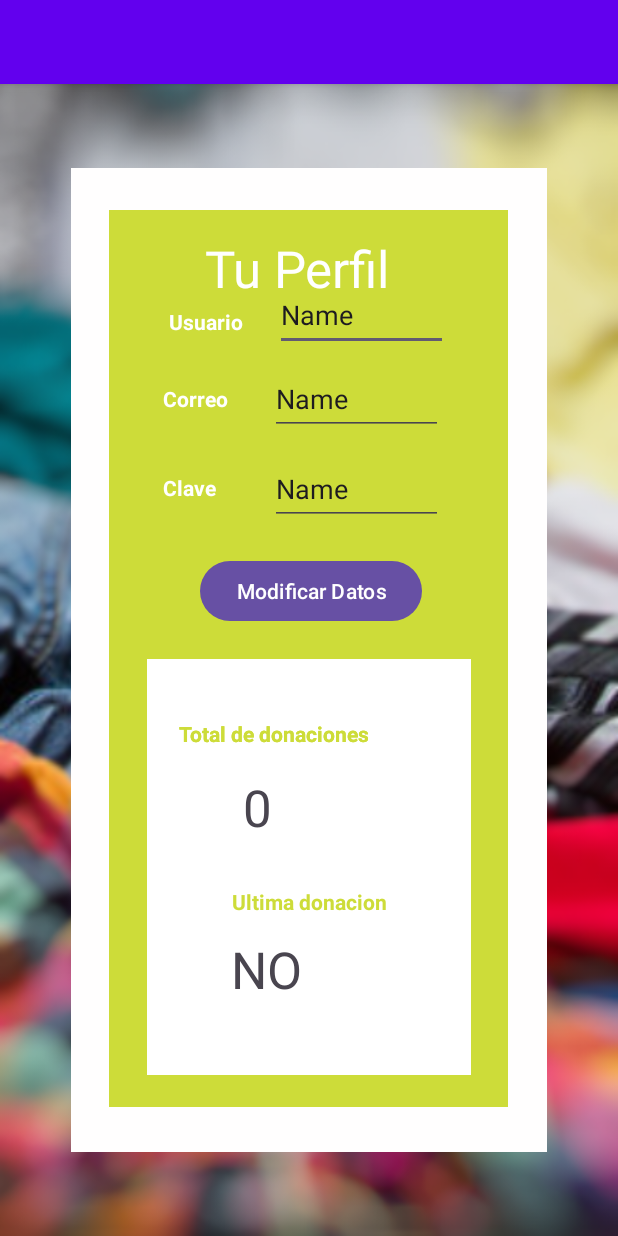
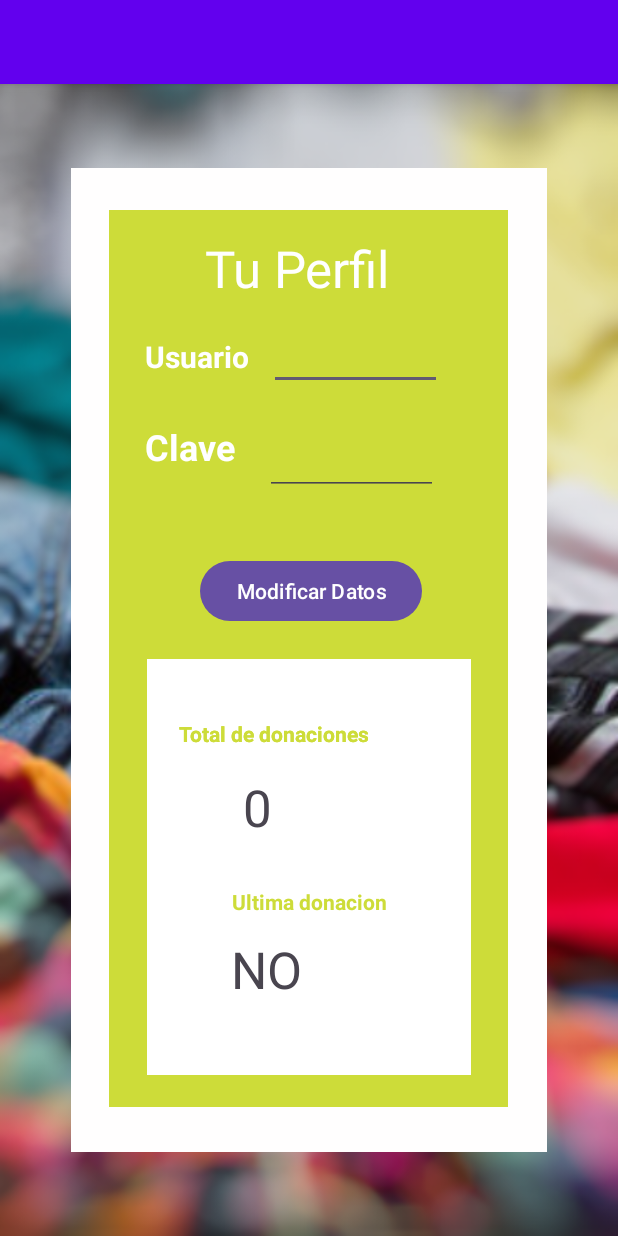
Before and after one commit to MrBrownie1/SOA-R, an Android app: the perfilUsuario screen opened directly, with no data from a screen before it, on a phone screen of 412 x 824 dp. Run offline under Robolectric (Android 15) with nearby library versions, the phone set to English and light mode, and no system bars; our stand-ins replace Firebase (no records; nobody signed in at launch, a user with empty details on screens opened directly).

Commit message:
perfilrelativo

```diff
--- a/app/src/main/AndroidManifest.xml
+++ b/app/src/main/AndroidManifest.xml
@@ -2,7 +2,8 @@
 <manifest xmlns:android="http://schemas.android.com/apk/res/android"
     xmlns:tools="http://schemas.android.com/tools"
     package="com.example.soa_r">
-
+    <uses-permission android:name="android.permission.INTERNET"/>
+    <uses-permission android:name="android.permission.ACCESS_NETWORK_STATE"/>
     <uses-permission android:name="android.permission.INTERNET" />
 
     <application
--- a/app/src/main/java/com/example/soa_r/MainActivity.java
+++ b/app/src/main/java/com/example/soa_r/MainActivity.java
@@ -83,7 +83,7 @@ public class MainActivity extends AppCompatActivity {
         super.onStart();
         FirebaseUser usuario = autenticacion.getCurrentUser();
         if (usuario != null){
-            startActivity(new Intent(MainActivity.this, pantallaP.class));
+            startActivity(new Intent(MainActivity.this, perfilUsuario.class));
             finish();
         }
     }*/
--- a/app/src/main/java/com/example/soa_r/perfilUsuario.java
+++ b/app/src/main/java/com/example/soa_r/perfilUsuario.java
@@ -1,14 +1,104 @@
 package com.example.soa_r;
 
+import androidx.annotation.NonNull;
 import androidx.appcompat.app.AppCompatActivity;
 
 import android.os.Bundle;
+import android.view.View;
+import android.widget.Button;
+import android.widget.EditText;
+import android.widget.Toast;
+
+import com.google.android.gms.tasks.OnFailureListener;
+import com.google.android.gms.tasks.OnSuccessListener;
+import com.google.firebase.auth.FirebaseAuth;
+import com.google.firebase.firestore.DocumentSnapshot;
+import com.google.firebase.firestore.FirebaseFirestore;
+
+import java.util.HashMap;
+import java.util.Map;
 
 public class perfilUsuario extends AppCompatActivity {
-
+    Button btnU;
+    EditText contraseña,nombre;
+    FirebaseAuth mAuth;
+    private FirebaseFirestore firebaseFirestore;
+    String id = FirebaseAuth.getInstance().getUid();
     @Override
     protected void onCreate(Bundle savedInstanceState) {
         super.onCreate(savedInstanceState);
         setContentView(R.layout.activity_perfil_usuario);
+
+        firebaseFirestore = FirebaseFirestore.getInstance();
+
+
+
+        Toast.makeText(this, id, Toast.LENGTH_SHORT).show();
+
+
+                nombre=findViewById(R.id.txtUsuario);
+                contraseña=findViewById(R.id.txtClave);
+                btnU = findViewById(R.id.btnUpdate);
+
+
+                btnU.setOnClickListener(new View.OnClickListener() {
+                    @Override
+                    public void onClick(View view) {
+                        String name = nombre.getText().toString().trim();
+                        String pswUp = contraseña.getText().toString().trim();
+
+                        if (name.isEmpty()  && pswUp.isEmpty()){
+                            Toast.makeText(getApplicationContext(), "Ingresar los datos", Toast.LENGTH_LONG).show();
+                        }else{
+                            updateUser(name,pswUp,id);
+                        }
+
+                    }
+                });
+            }
+
+            private void updateUser(String name, String pswUp, String id) {
+                Map<String, Object> map = new HashMap<>();
+                map.put("name", name);
+                map.put("password", pswUp);
+
+                firebaseFirestore.collection("user").document(id).update(map).addOnSuccessListener(new OnSuccessListener<Void>() {
+                    @Override
+                    public void onSuccess(Void unused) {
+                        Toast.makeText(getApplicationContext(), "Actualizado correctamente", Toast.LENGTH_LONG).show();
+
+                    }
+                }).addOnFailureListener(new OnFailureListener() {
+                    @Override
+                    public void onFailure(@NonNull Exception e) {
+                        Toast.makeText(getApplicationContext(), "Error al actualizar", Toast.LENGTH_LONG).show();
+                    }
+                });
+            }
+
+            private void getUser(String id){
+                firebaseFirestore.collection("user").document(id).get().addOnSuccessListener(new OnSuccessListener<DocumentSnapshot>() {
+                    @Override
+                    public void onSuccess(DocumentSnapshot documentSnapshot) {
+                        String nameU = documentSnapshot.getString("name");
+                        String pswUR = documentSnapshot.getString("password");
+
+                        nombre.setText(nameU);
+                        contraseña.setText(pswUR);
+
+                    }
+                }).addOnFailureListener(new OnFailureListener() {
+                    @Override
+                    public void onFailure(@NonNull Exception e) {
+                        Toast.makeText(getApplicationContext(), "Error al obtener datos", Toast.LENGTH_LONG).show();
+                    }
+                });
+
+            }
+
+    @Override
+    protected void onStart() {
+        super.onStart();
+        getUser(id);
     }
 }
--- a/app/src/main/res/layout/activity_perfil_usuario.xml
+++ b/app/src/main/res/layout/activity_perfil_usuario.xml
@@ -43,79 +43,57 @@
                 app:layout_constraintTop_toTopOf="parent" />
 
             <EditText
-                android:id="@+id/editTextTextPersonName"
+                android:id="@+id/txtUsuario"
                 android:layout_width="115dp"
                 android:layout_height="48dp"
-                android:layout_marginEnd="40dp"
-                android:layout_marginBottom="8dp"
+                android:layout_marginTop="72dp"
+                android:layout_marginEnd="44dp"
                 android:ems="10"
                 android:inputType="textPersonName"
                 android:text="Name"
-                app:layout_constraintBottom_toTopOf="@+id/editTextTextPersonName2"
-                app:layout_constraintEnd_toEndOf="parent" />
+                app:layout_constraintEnd_toEndOf="parent"
+                app:layout_constraintTop_toTopOf="parent" />
 
             <EditText
-                android:id="@+id/editTextTextPersonName2"
+                android:id="@+id/txtClave"
                 android:layout_width="115dp"
                 android:layout_height="48dp"
-                android:layout_marginStart="28dp"
-                android:layout_marginBottom="12dp"
+                android:layout_marginStart="20dp"
+                android:layout_marginBottom="40dp"
                 android:ems="10"
                 android:inputType="textPersonName"
                 android:text="Name"
-                app:layout_constraintBottom_toTopOf="@+id/editTextTextPersonName3"
-                app:layout_constraintStart_toEndOf="@+id/textView11" />
-
-            <EditText
-                android:id="@+id/editTextTextPersonName3"
-                android:layout_width="115dp"
-                android:layout_height="48dp"
-                android:layout_marginStart="36dp"
-                android:layout_marginBottom="20dp"
-                android:ems="10"
-                android:inputType="textPersonName"
-                android:text="Name"
-                app:layout_constraintBottom_toTopOf="@+id/button"
+                app:layout_constraintBottom_toTopOf="@+id/btnUpdate"
                 app:layout_constraintStart_toEndOf="@+id/textView12" />
 
             <TextView
                 android:id="@+id/textView10"
                 android:layout_width="wrap_content"
                 android:layout_height="wrap_content"
-                android:layout_marginStart="40dp"
-                android:layout_marginBottom="32dp"
+                android:layout_marginStart="24dp"
+                android:layout_marginTop="84dp"
                 android:text="Usuario"
                 android:textColor="#FFFFFF"
+                android:textSize="20sp"
                 android:textStyle="bold"
-                app:layout_constraintBottom_toTopOf="@+id/textView11"
-                app:layout_constraintStart_toStartOf="parent" />
-
-            <TextView
-                android:id="@+id/textView11"
-                android:layout_width="wrap_content"
-                android:layout_height="wrap_content"
-                android:layout_marginStart="36dp"
-                android:layout_marginBottom="40dp"
-                android:text="Correo"
-                android:textColor="#FFFFFF"
-                android:textStyle="bold"
-                app:layout_constraintBottom_toTopOf="@+id/textView12"
-                app:layout_constraintStart_toStartOf="parent" />
+                app:layout_constraintStart_toStartOf="parent"
+                app:layout_constraintTop_toTopOf="parent" />
 
             <TextView
                 android:id="@+id/textView12"
                 android:layout_width="wrap_content"
                 android:layout_height="wrap_content"
-                android:layout_marginStart="36dp"
-                android:layout_marginBottom="35dp"
+                android:layout_marginStart="24dp"
+                android:layout_marginBottom="56dp"
                 android:text="Clave"
                 android:textColor="#FFFFFF"
+                android:textSize="24sp"
                 android:textStyle="bold"
-                app:layout_constraintBottom_toTopOf="@+id/button"
+                app:layout_constraintBottom_toTopOf="@+id/btnUpdate"
                 app:layout_constraintStart_toStartOf="parent" />
 
             <Button
-                android:id="@+id/button"
+                android:id="@+id/btnUpdate"
                 android:layout_width="wrap_content"
                 android:layout_height="wrap_content"
                 android:layout_marginBottom="320dp"
@@ -132,7 +110,7 @@
                 app:layout_constraintBottom_toBottomOf="parent"
                 app:layout_constraintEnd_toEndOf="parent"
                 app:layout_constraintStart_toStartOf="parent"
-                app:layout_constraintTop_toBottomOf="@+id/button">
+                app:layout_constraintTop_toBottomOf="@+id/btnUpdate">
 
                 <TextView
                     android:id="@+id/textView13"
```
